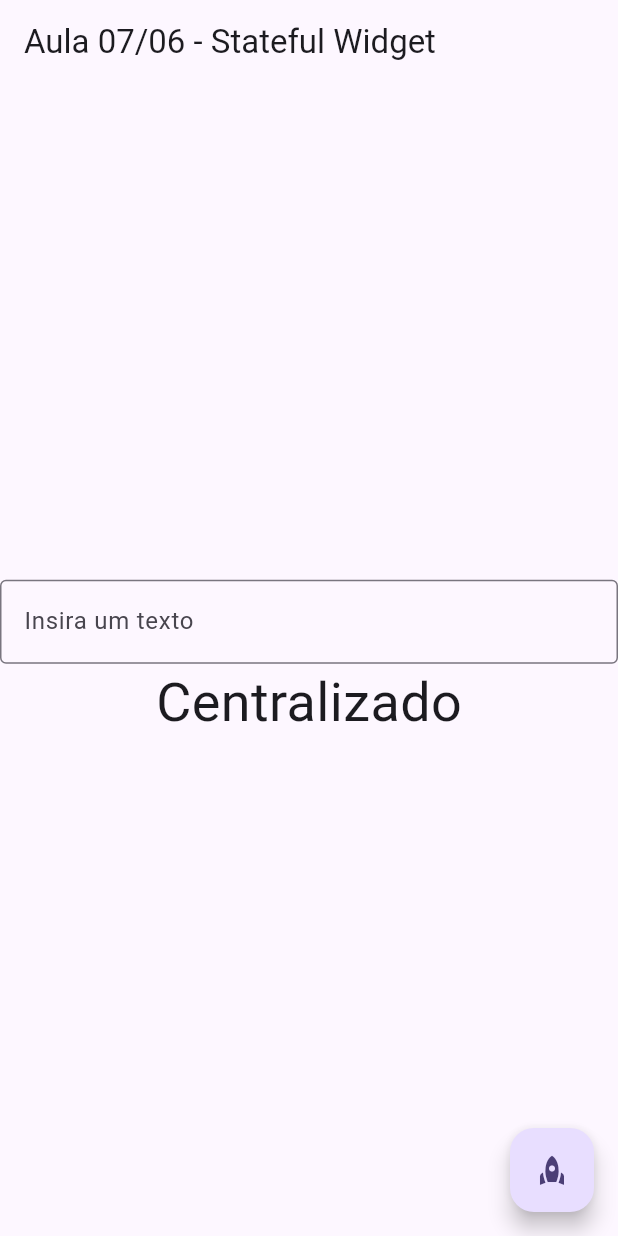
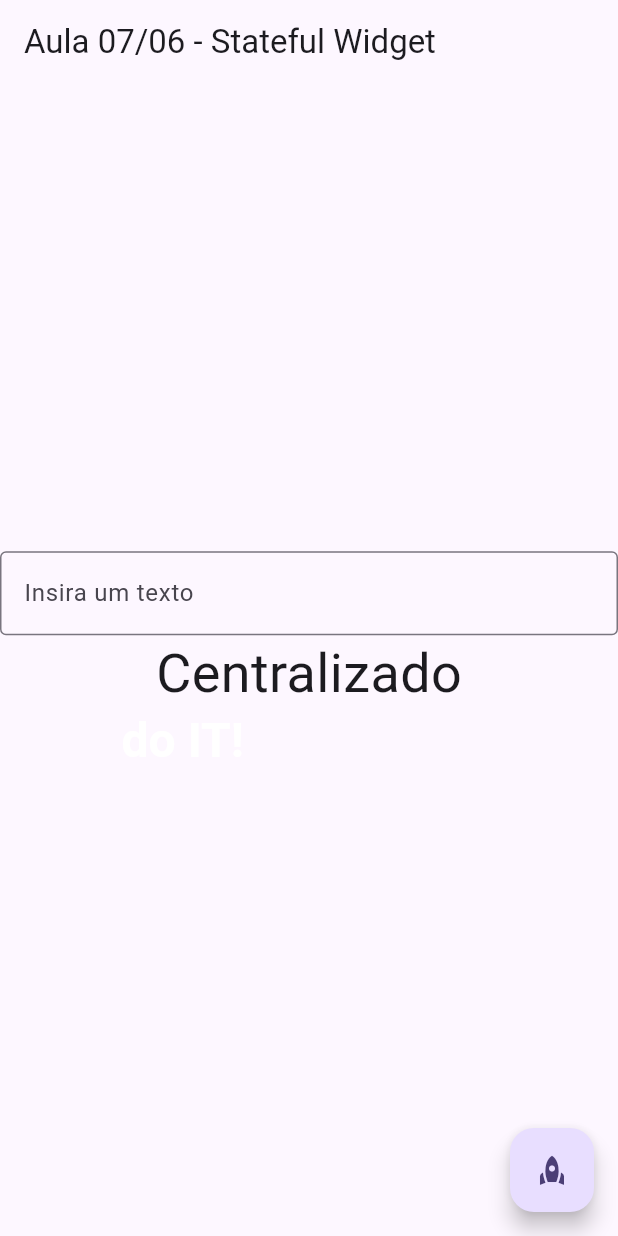
Before and after one commit to Camargo4954/Senacflutter, a Flutter app: the screen it shows after launch, on a phone screen of 412 x 824 dp. Run offline on Flutter 3.47's test engine with Material 3 defaults, Android fonts, the phone set to English and light mode, and no system bars; drawn by our look-alikes of animated_text_kit.

Commit message:
Inicio do projeto

```diff
--- a/lib/paginanova.dart
+++ b/lib/paginanova.dart
@@ -1,3 +1,4 @@
+import 'package:animated_text_kit/animated_text_kit.dart';
 import
 'package:flutter/material.dart'
 ;
@@ -48,7 +49,26 @@ class _Aula07_06State extends State<Aula07_06> {
           Text(
             texto,
             style: TextStyle(fontSize: 36),
-          )
+          ),
+       SizedBox(
+      width: 250.0,
+      child: DefaultTextStyle(
+        style: const TextStyle(
+          fontSize: 32.0,
+          fontWeight: FontWeight.bold,
+        ),
+        child: AnimatedTextKit(
+          animatedTexts: [
+            FadeAnimatedText('do IT!'),
+            FadeAnimatedText('do it RIGHT!!'),
+            FadeAnimatedText('do it RIGHT NOW!!!'),
+          ],
+          onTap: () {
+            print("Tap Event");
+          },
+        ),
+      ),
+    )
         ],
 
       ),
```
